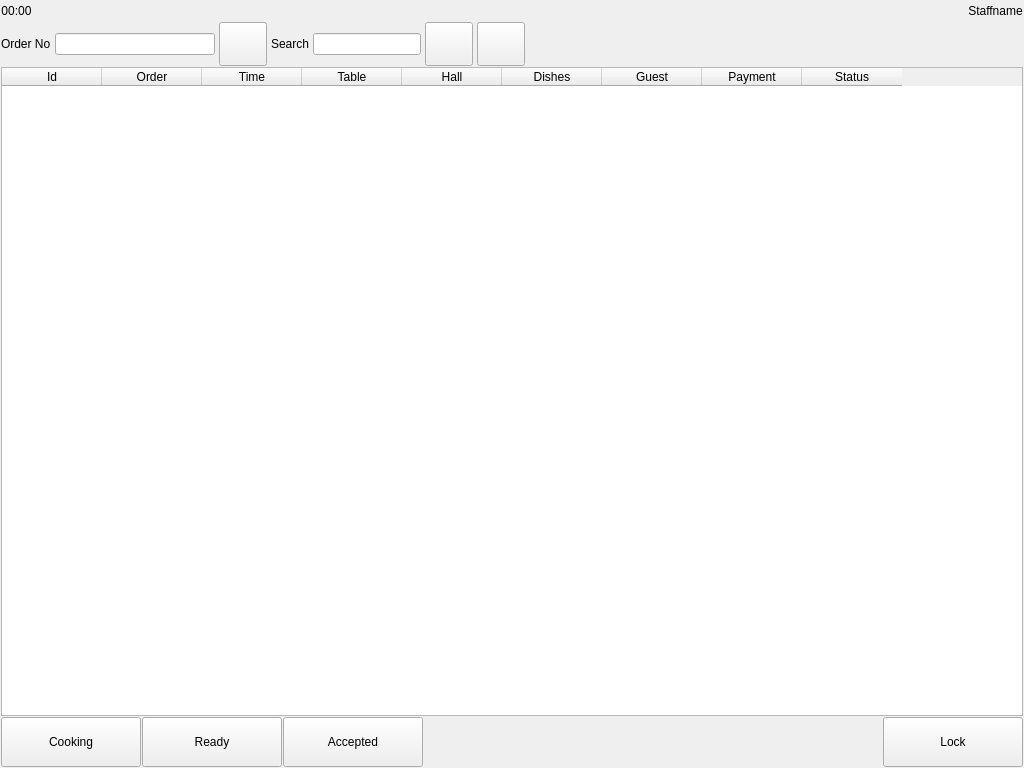
First picture: the form in Waiter/dlgkitcheninprogress.ui, repository End1-1/Cafe5, before the edit.
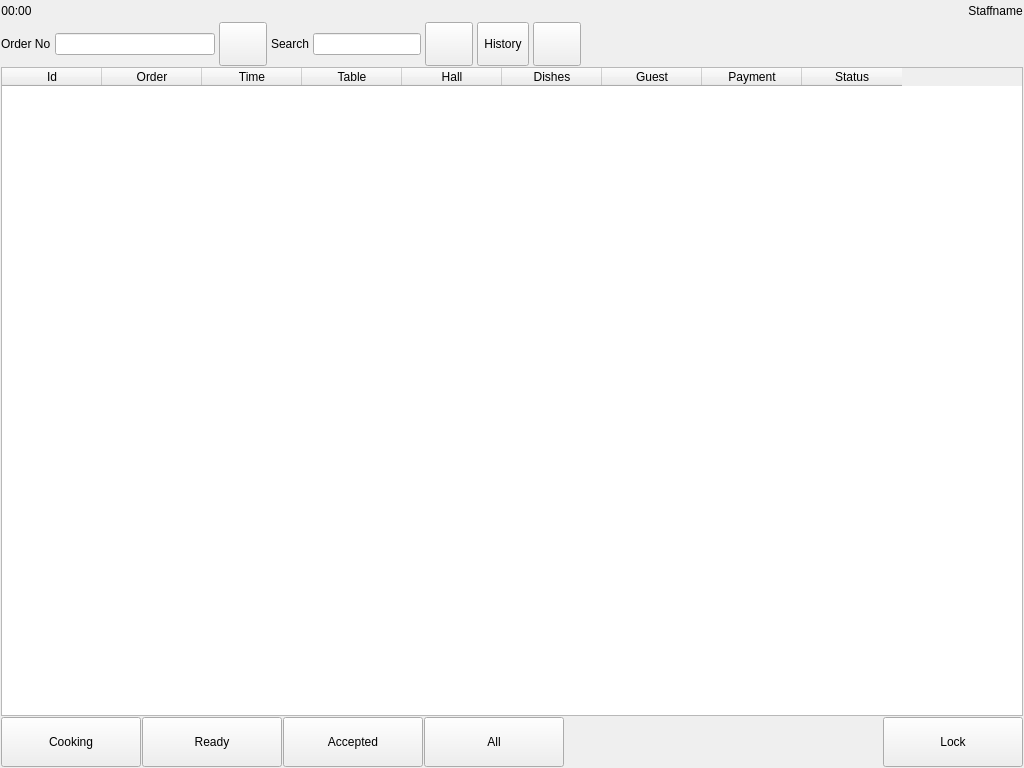
Second picture: the form after the edit. Icons and pictures are not drawn.

```diff
--- a/Waiter/dlgkitcheninprogress.ui
+++ b/Waiter/dlgkitcheninprogress.ui
@@ -214,6 +214,31 @@
         </property>
        </widget>
       </item>
+      <item>
+       <widget class="QToolButton" name="btnHistory">
+        <property name="minimumSize">
+         <size>
+          <width>48</width>
+          <height>44</height>
+         </size>
+        </property>
+        <property name="maximumSize">
+         <size>
+          <width>120</width>
+          <height>16777215</height>
+         </size>
+        </property>
+        <property name="focusPolicy">
+         <enum>Qt::FocusPolicy::NoFocus</enum>
+        </property>
+        <property name="text">
+         <string>History</string>
+        </property>
+        <property name="toolButtonStyle">
+         <enum>Qt::ToolButtonStyle::ToolButtonTextOnly</enum>
+        </property>
+       </widget>
+      </item>
       <item>
        <widget class="QToolButton" name="btnSettings">
         <property name="minimumSize">
@@ -391,6 +416,28 @@
        </property>
       </widget>
      </item>
+     <item>
+      <widget class="QToolButton" name="btnFilterAll">
+       <property name="minimumSize">
+        <size>
+         <width>140</width>
+         <height>50</height>
+        </size>
+       </property>
+       <property name="maximumSize">
+        <size>
+         <width>16777215</width>
+         <height>50</height>
+        </size>
+       </property>
+       <property name="text">
+        <string>All</string>
+       </property>
+       <property name="checkable">
+        <bool>true</bool>
+       </property>
+      </widget>
+     </item>
      <item>
       <spacer name="horizontalSpacer_wall">
        <property name="orientation">
```
